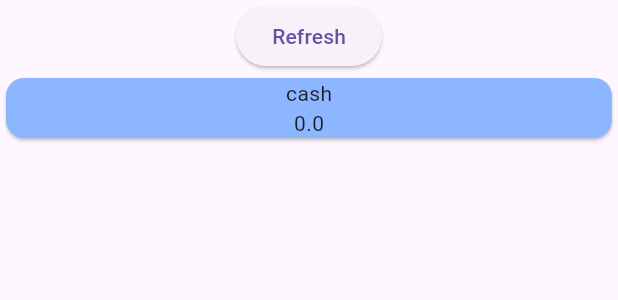
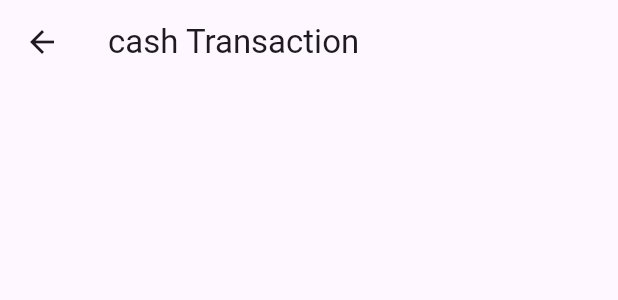
Before and after one commit to vedantjain8/coin-keeper, a Flutter app: the WalletPage widget shown alone on an empty page, opened directly, after a tap on "cash", on a phone screen of 412 x 824 dp. Shown: the top 300 px of the screen. Run offline on Flutter 3.47's test engine with Material 2 defaults, Android fonts, the phone set to English and light mode, and no system bars; our stand-ins replace shared_preferences, sqflite; accounts and stored records are empty.

Commit message:
add: filter by wallet page

```diff
--- /dev/null
+++ b/lib/screens/wallet_page.dart
@@ -0,0 +1,99 @@
+import 'package:coinkeeper/screens/edit_transaction.dart';
+import 'package:coinkeeper/theme/consts.dart';
+import 'package:coinkeeper/utils/sql_helper.dart';
+import 'package:flutter/material.dart';
+
+class WalletDetailedPage extends StatefulWidget {
+  final String walletHead;
+  const WalletDetailedPage({super.key, required this.walletHead});
+
+  @override
+  State<WalletDetailedPage> createState() => _WalletDetailedPageState();
+}
+
+class _WalletDetailedPageState extends State<WalletDetailedPage> {
+  late String walletHead;
+  List<Map<String, dynamic>> _journals = [];
+  bool _isLoading = true;
+
+  void _refreshJournals() async {
+    final data = await SQLHelper.getSpecifiedWalletItems(walletHead);
+
+    setState(() {
+      _journals = data;
+      _isLoading = false;
+    });
+  }
+
+  @override
+  void initState() {
+    super.initState();
+    walletHead = widget.walletHead;
+    _refreshJournals();
+  }
+
+  Future<void> refreshData() async {
+    setState(() {
+      _isLoading = true;
+    });
+    _refreshJournals();
+  }
+
+  @override
+  Widget build(BuildContext context) {
+    return Scaffold(
+      appBar: AppBar(
+        title: Text("$walletHead Transaction"),
+      ),
+      body: RefreshIndicator(
+        onRefresh: refreshData,
+        child: Container(
+          child: _isLoading
+              ? const Center(
+                  child: CircularProgressIndicator(),
+                )
+              : ListView.builder(
+                  itemCount: _journals.length,
+                  itemBuilder: (context, index) => Card(
+                    color: (_journals[index]['type'].toString().toLowerCase() ==
+                            "income")
+                        ? Colors.green[100]
+                        : Colors.red[100],
+                    margin: const EdgeInsets.all(15),
+                    child: ListTile(
+                      onTap: () {
+                        Navigator.of(context).push(
+                          MaterialPageRoute(
+                            builder: (context) => EditTransaction(
+                                id: _journals[index]["id"],
+                                refreshData: refreshData),
+                          ),
+                        );
+                      },
+                      title: Text(_journals[index]['title'].toString()),
+                      subtitle: Text(_journals[index]['createdAt']),
+                      leading: (_journals[index]['wallet'] == "cash")
+                          ? const Icon(
+                              Icons.payment,
+                              size: 42,
+                            )
+                          : Text(_journals[index]['wallet']),
+                      trailing: Text(
+                        formatCurrency.format(_journals[index]['amount']),
+                        // style: const TextStyle(
+                        //     color: Colors.white),
+                        // color: (_journals[index]['type']
+                        //             .toString()
+                        //             .toLowerCase() ==
+                        //         "income")
+                        //     ? Colors.green
+                        //     : Colors.red),
+                      ),
+                    ),
+                  ),
+                ),
+        ),
+      ),
+    );
+  }
+}
--- a/lib/utils/sql_helper.dart
+++ b/lib/utils/sql_helper.dart
@@ -68,6 +68,14 @@ class SQLHelper {
 
     return db.rawQuery(
         'SELECT * FROM wallets WHERE title = ? order by id desc', [wallet]);
+  }
+
+  static Future<List<Map<String, dynamic>>> getSpecifiedWalletItems(
+      String wallet) async {
+    final db = await SQLHelper.db();
+
+    return db.rawQuery(
+        'SELECT * FROM transactions WHERE wallet = ? order by id desc', [wallet]);
   }
 
   // create record
--- a/lib/widgets/wallet.dart
+++ b/lib/widgets/wallet.dart
@@ -1,3 +1,4 @@
+import 'package:coinkeeper/screens/wallet_page.dart';
 import 'package:coinkeeper/utils/sql_helper.dart';
 import 'package:flutter/material.dart';
 import 'package:coinkeeper/theme/color.dart';
@@ -13,7 +14,7 @@ class _WalletPageState extends State<WalletPage> {
   List<Map<String, dynamic>> _walletjournals = [];
   bool _isLoading = true;
 
-  void _refreshWalletJournals() {
+  Future<void> _refreshWalletJournals() async {
     setState(() {
       _isLoading = true;
     });
@@ -36,7 +37,9 @@ class _WalletPageState extends State<WalletPage> {
 
   @override
   Widget build(BuildContext context) {
-    return Column(
+    return RefreshIndicator(
+      onRefresh: _refreshWalletJournals,
+      child: Column(
         children: [
           ElevatedButton(
             onPressed: _refreshWalletJournals,
@@ -52,7 +55,13 @@ class _WalletPageState extends State<WalletPage> {
                   splashColor: onClickColor,
                   onTap: () {
                     // TODO: add navigation to wallets page of cash to show filtered cash transactions
-                  debugPrint('Card tapped.');
+                    Navigator.of(context).push(
+                      MaterialPageRoute(
+                        builder: (context) => WalletDetailedPage(
+                          walletHead: _walletjournals[index]['title'],
+                        ),
+                      ),
+                    );
                   },
                   child: _isLoading
                       ? const Center(
@@ -72,6 +81,7 @@ class _WalletPageState extends State<WalletPage> {
             ),
           ),
         ],
+      ),
     );
   }
 }
```
Also changed, not shown: 1 other file. Lines whose indentation alone changed are shown as unchanged.
